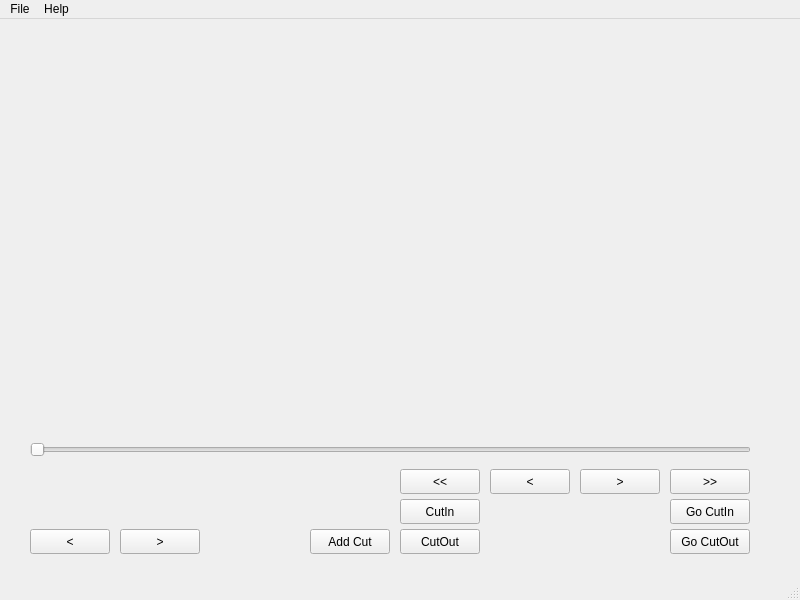
The window that mainwindow.ui (Minei3oat/MCut) describes before a commit, drawn with Qt 5.
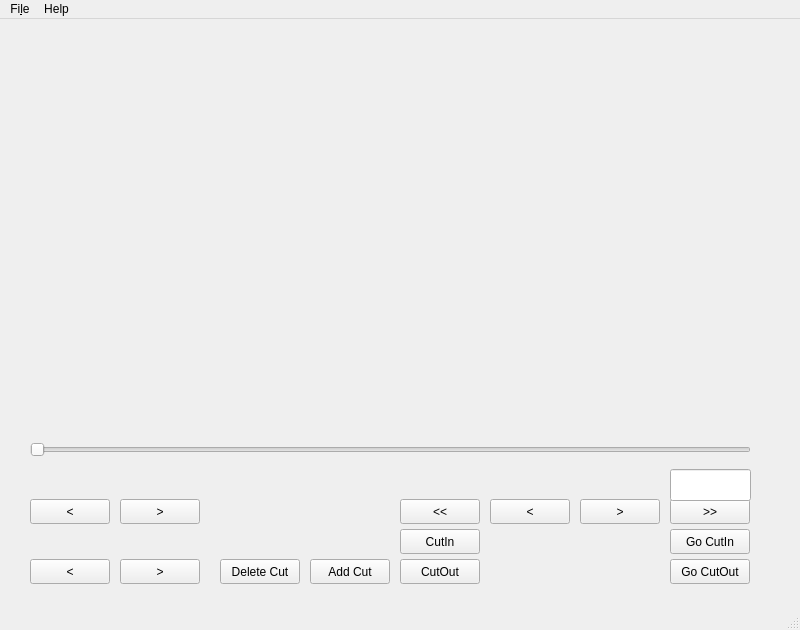
The same window after the commit. Icons and pictures are not drawn.

```diff
--- a/mainwindow.ui
+++ b/mainwindow.ui
@@ -7,7 +7,7 @@
     <x>0</x>
     <y>0</y>
     <width>800</width>
-    <height>600</height>
+    <height>630</height>
    </rect>
   </property>
   <property name="windowTitle">
@@ -18,7 +18,7 @@
     <property name="geometry">
      <rect>
       <x>580</x>
-      <y>450</y>
+      <y>480</y>
       <width>80</width>
       <height>25</height>
      </rect>
@@ -37,7 +37,7 @@
     <property name="geometry">
      <rect>
       <x>490</x>
-      <y>450</y>
+      <y>480</y>
       <width>80</width>
       <height>25</height>
      </rect>
@@ -68,9 +68,9 @@
    <widget class="QLabel" name="current_pos">
     <property name="geometry">
      <rect>
-      <x>30</x>
+      <x>400</x>
       <y>450</y>
-      <width>361</width>
+      <width>261</width>
       <height>25</height>
      </rect>
     </property>
@@ -82,7 +82,7 @@
     <property name="geometry">
      <rect>
       <x>400</x>
-      <y>510</y>
+      <y>540</y>
       <width>80</width>
       <height>25</height>
      </rect>
@@ -95,7 +95,7 @@
     <property name="geometry">
      <rect>
       <x>400</x>
-      <y>480</y>
+      <y>510</y>
       <width>80</width>
       <height>25</height>
      </rect>
@@ -108,7 +108,7 @@
     <property name="geometry">
      <rect>
       <x>490</x>
-      <y>480</y>
+      <y>510</y>
       <width>171</width>
       <height>25</height>
      </rect>
@@ -121,7 +121,7 @@
     <property name="geometry">
      <rect>
       <x>490</x>
-      <y>510</y>
+      <y>540</y>
       <width>171</width>
       <height>25</height>
      </rect>
@@ -134,7 +134,7 @@
     <property name="geometry">
      <rect>
       <x>400</x>
-      <y>450</y>
+      <y>480</y>
       <width>80</width>
       <height>25</height>
      </rect>
@@ -153,7 +153,7 @@
     <property name="geometry">
      <rect>
       <x>670</x>
-      <y>450</y>
+      <y>480</y>
       <width>80</width>
       <height>25</height>
      </rect>
@@ -188,7 +188,7 @@
     <property name="geometry">
      <rect>
       <x>670</x>
-      <y>480</y>
+      <y>510</y>
       <width>80</width>
       <height>25</height>
      </rect>
@@ -201,7 +201,7 @@
     <property name="geometry">
      <rect>
       <x>670</x>
-      <y>510</y>
+      <y>540</y>
       <width>80</width>
       <height>25</height>
      </rect>
@@ -214,7 +214,7 @@
     <property name="geometry">
      <rect>
       <x>30</x>
-      <y>510</y>
+      <y>480</y>
       <width>80</width>
       <height>25</height>
      </rect>
@@ -230,7 +230,7 @@
     <property name="geometry">
      <rect>
       <x>120</x>
-      <y>510</y>
+      <y>480</y>
       <width>80</width>
       <height>25</height>
      </rect>
@@ -246,7 +246,7 @@
     <property name="geometry">
      <rect>
       <x>30</x>
-      <y>480</y>
+      <y>450</y>
       <width>361</width>
       <height>25</height>
      </rect>
@@ -259,7 +259,7 @@
     <property name="geometry">
      <rect>
       <x>310</x>
-      <y>510</y>
+      <y>540</y>
       <width>80</width>
       <height>25</height>
      </rect>
@@ -274,6 +274,80 @@
      <number>10</number>
     </property>
    </widget>
+   <widget class="QPushButton" name="next_cut">
+    <property name="geometry">
+     <rect>
+      <x>120</x>
+      <y>540</y>
+      <width>80</width>
+      <height>25</height>
+     </rect>
+    </property>
+    <property name="text">
+     <string>&gt;</string>
+    </property>
+    <property name="autoRepeatInterval">
+     <number>10</number>
+    </property>
+   </widget>
+   <widget class="QPushButton" name="prev_cut">
+    <property name="geometry">
+     <rect>
+      <x>30</x>
+      <y>540</y>
+      <width>80</width>
+      <height>25</height>
+     </rect>
+    </property>
+    <property name="text">
+     <string>&lt;</string>
+    </property>
+    <property name="autoRepeatInterval">
+     <number>10</number>
+    </property>
+   </widget>
+   <widget class="QLabel" name="current_cut">
+    <property name="geometry">
+     <rect>
+      <x>30</x>
+      <y>510</y>
+      <width>361</width>
+      <height>25</height>
+     </rect>
+    </property>
+    <property name="text">
+     <string/>
+    </property>
+   </widget>
+   <widget class="QPushButton" name="remove_cut">
+    <property name="geometry">
+     <rect>
+      <x>220</x>
+      <y>540</y>
+      <width>80</width>
+      <height>25</height>
+     </rect>
+    </property>
+    <property name="text">
+     <string>Delete Cut</string>
+    </property>
+    <property name="shortcut">
+     <string>Right</string>
+    </property>
+    <property name="autoRepeatInterval">
+     <number>10</number>
+    </property>
+   </widget>
+   <widget class="QLineEdit" name="jump_to_frame">
+    <property name="geometry">
+     <rect>
+      <x>670</x>
+      <y>450</y>
+      <width>81</width>
+      <height>32</height>
+     </rect>
+    </property>
+   </widget>
   </widget>
   <widget class="QMenuBar" name="menubar">
    <property name="geometry">
@@ -286,7 +360,7 @@
    </property>
    <widget class="QMenu" name="menuFile">
     <property name="title">
-     <string>File</string>
+     <string>Fi&amp;le</string>
     </property>
     <addaction name="actionOpen_Video"/>
     <addaction name="actionCut_Video"/>
```
Left out of the diff: 6 changed lines with no effect on the pictures.
